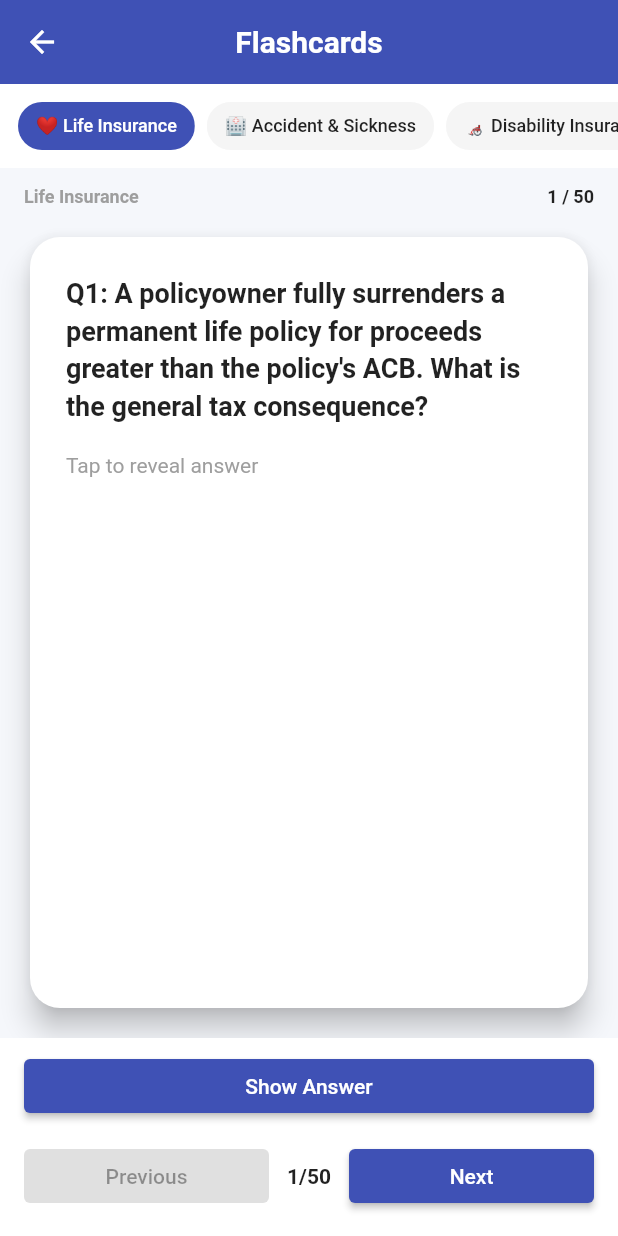
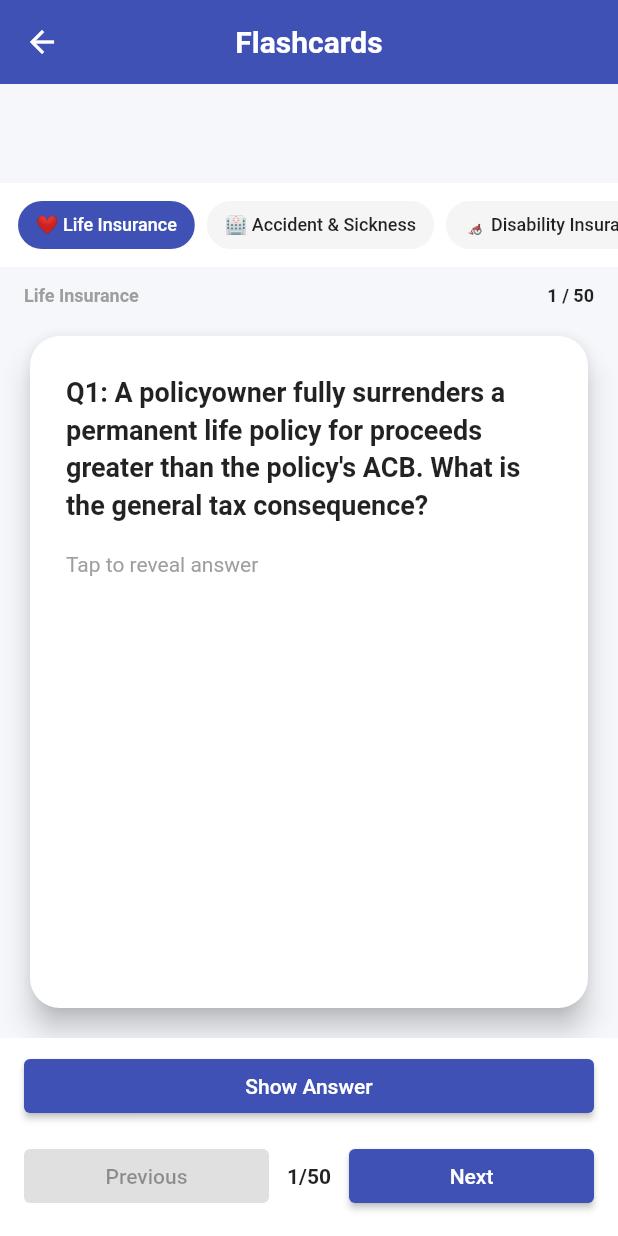
Before and after one commit to Shampat/hllqp-prep, a Flutter app: the FlashcardScreen screen opened directly, on a phone screen of 412 x 824 dp. Run offline on Flutter 3.47's test engine with Material 3 defaults, Android fonts, the phone set to English and light mode, and no system bars; our stand-ins replace google_mobile_ads, in_app_purchase, shared_preferences; accounts and stored records are empty; network calls fail.

Commit message:
Add safe banner placement to flashcards

```diff
--- a/lib/screens/flashcard_screen.dart
+++ b/lib/screens/flashcard_screen.dart
@@ -6,6 +6,7 @@ import '../models/question.dart';
 import '../models/module.dart';
 import '../providers/theme_provider.dart';
 import '../services/premium_service.dart';
+import '../widgets/banner_ad_widget.dart';
 
 class FlashcardScreen extends StatefulWidget {
   const FlashcardScreen({super.key});
@@ -82,6 +83,9 @@ class _FlashcardScreenState extends State<FlashcardScreen> {
       appBar: AppBar(title: const Text('Flashcards', style: TextStyle(fontWeight: FontWeight.bold)), centerTitle: true),
       body: Column(
         children: [
+          const SizedBox(height: 8),
+          const BannerAdWidget(),
+          const SizedBox(height: 8),
           Container(
             height: 56,
             color: isDark ? const Color(0xFF1E1E1E) : Colors.white,
```
